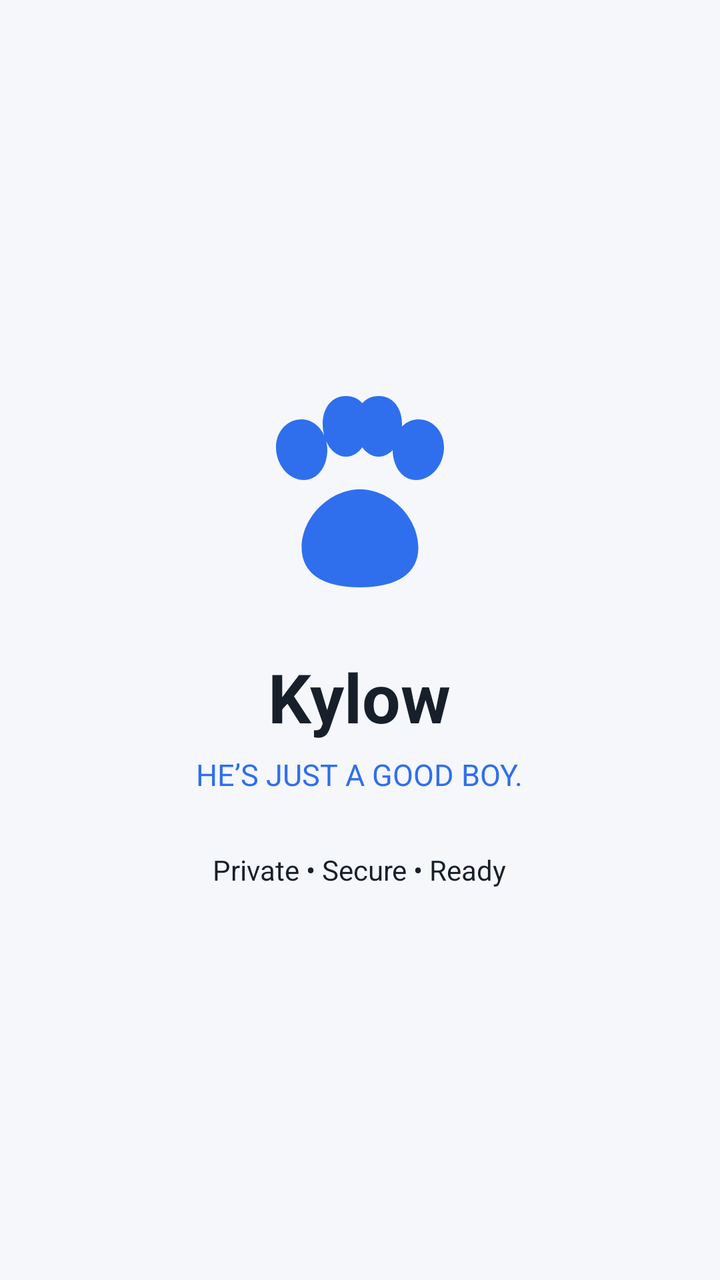
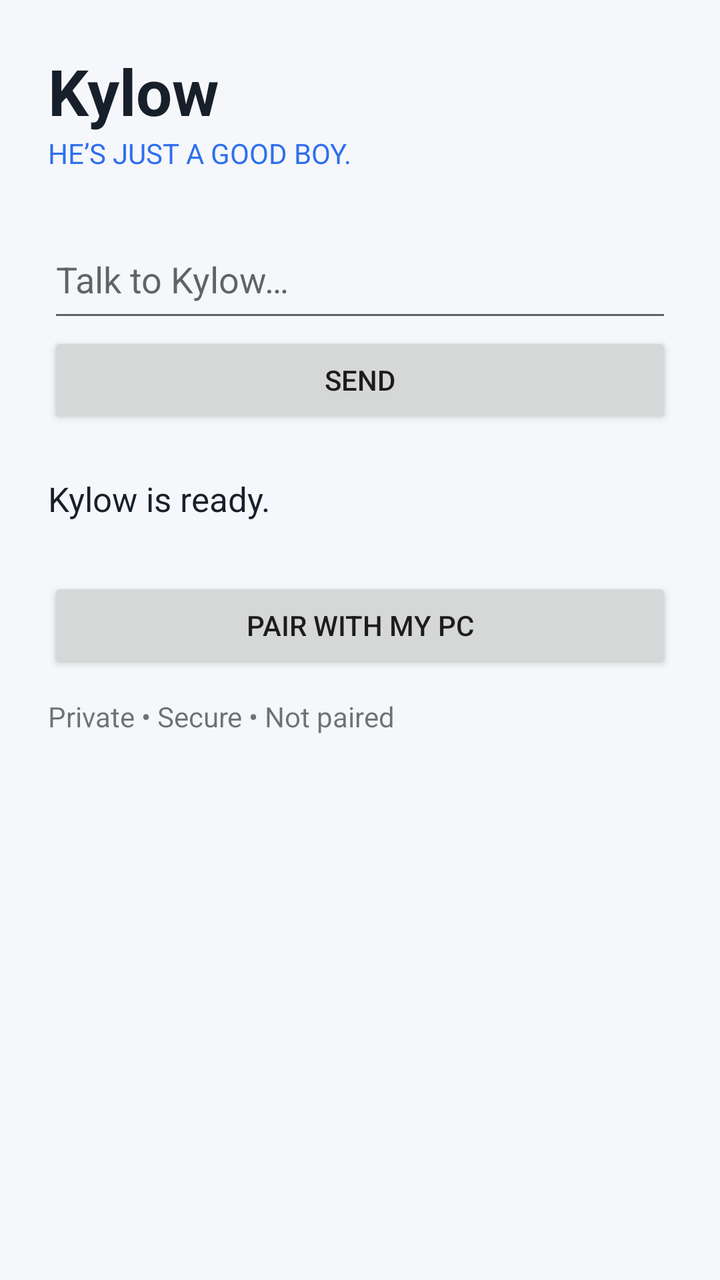

Screens rendered from an Android XML layout before and after an edit, with the pre-edit source and the edit as a unified diff.
<!-- AndroidManifest.xml: application theme Theme.Kylow -->
<!-- res/layout/activity_main.xml -->
<LinearLayout xmlns:android="http://schemas.android.com/apk/res/android" android:layout_width="match_parent" android:layout_height="match_parent" android:orientation="vertical" android:gravity="center" android:padding="32dp" android:background="@color/kylow_soft"><ImageView android:layout_width="112dp" android:layout_height="112dp" android:src="@drawable/kylow_paw" android:contentDescription="Kylow paw"/><TextView android:layout_width="wrap_content" android:layout_height="wrap_content" android:text="Kylow" android:textSize="34sp" android:textStyle="bold" android:textColor="@color/kylow_ink" android:layout_marginTop="18dp"/><TextView android:layout_width="wrap_content" android:layout_height="wrap_content" android:text="HE’S JUST A GOOD BOY." android:textSize="15sp" android:textColor="@color/kylow_blue" android:layout_marginTop="6dp"/><TextView android:id="@+id/status" android:layout_width="wrap_content" android:layout_height="wrap_content" android:text="Private • Secure • Ready" android:textSize="14sp" android:textColor="@color/kylow_ink" android:layout_marginTop="28dp"/></LinearLayout>
<!-- resources referenced by this layout -->
<resources>
  <color name="kylow_blue">#2F6FED</color>
  <color name="kylow_ink">#17202A</color>
  <color name="kylow_soft">#F5F7FA</color>
  <!-- drawable kylow_paw (drawable) -->
  <vector xmlns:android="http://schemas.android.com/apk/res/android" android:width="96dp" android:height="96dp" android:viewportWidth="96" android:viewportHeight="96"><path android:fillColor="#2F6FED" android:pathData="M48,42c-13,0 -25,12 -25,25c0,11 9,17 25,17s25,-6 25,-17c0,-13 -12,-25 -25,-25zM24,38c-7,0 -12,-7 -12,-14s5,-12 11,-12s11,6 11,13s-4,13 -10,13zM72,38c-6,0 -10,-6 -10,-13s5,-13 11,-13s11,5 11,12s-5,14 -12,14zM42,28c-6,0 -10,-7 -10,-14S36,2 42,2s10,5 10,12s-4,14 -10,14zM56,28c-6,0 -10,-7 -10,-14S50,2 56,2s10,5 10,12s-4,14 -10,14z"/></vector>
  <style name="Theme.Kylow" parent="Theme.AppCompat.DayNight.NoActionBar" />
</resources>

<!-- the commit's change to res/layout/activity_main.xml (unified diff, before → after) -->
@@ -1 +1 @@
-<LinearLayout xmlns:android="http://schemas.android.com/apk/res/android" android:layout_width="match_parent" android:layout_height="match_parent" android:orientation="vertical" android:gravity="center" android:padding="32dp" android:background="@color/kylow_soft"><ImageView android:layout_width="112dp" android:layout_height="112dp" android:src="@drawable/kylow_paw" android:contentDescription="Kylow paw"/><TextView android:layout_width="wrap_content" android:layout_height="wrap_content" android:text="Kylow" android:textSize="34sp" android:textStyle="bold" android:textColor="@color/kylow_ink" android:layout_marginTop="18dp"/><TextView android:layout_width="wrap_content" android:layout_height="wrap_content" android:text="HE’S JUST A GOOD BOY." android:textSize="15sp" android:textColor="@color/kylow_blue" android:layout_marginTop="6dp"/><TextView android:id="@+id/status" android:layout_width="wrap_content" android:layout_height="wrap_content" android:text="Private • Secure • Ready" android:textSize="14sp" android:textColor="@color/kylow_ink" android:layout_marginTop="28dp"/></LinearLayout>
+<LinearLayout xmlns:android="http://schemas.android.com/apk/res/android" android:layout_width="match_parent" android:layout_height="match_parent" android:orientation="vertical" android:padding="24dp" android:background="@color/kylow_soft"><TextView android:layout_width="wrap_content" android:layout_height="wrap_content" android:text="Kylow" android:textSize="32sp" android:textStyle="bold" android:textColor="@color/kylow_ink"/><TextView android:layout_width="wrap_content" android:layout_height="wrap_content" android:text="HE’S JUST A GOOD BOY." android:textColor="@color/kylow_blue" android:layout_marginBottom="24dp"/><EditText android:id="@+id/messageInput" android:layout_width="match_parent" android:layout_height="wrap_content" android:hint="Talk to Kylow…" android:minHeight="56dp"/><Button android:id="@+id/sendButton" android:layout_width="match_parent" android:layout_height="wrap_content" android:text="Send"/><TextView android:id="@+id/responseText" android:layout_width="match_parent" android:layout_height="wrap_content" android:text="Kylow is ready." android:textSize="17sp" android:textColor="@color/kylow_ink" android:paddingTop="24dp"/><Button android:id="@+id/pairButton" android:layout_width="match_parent" android:layout_height="wrap_content" android:text="Pair with my PC" android:layout_marginTop="28dp"/><TextView android:id="@+id/status" android:layout_width="match_parent" android:layout_height="wrap_content" android:text="Private • Secure • Not paired" android:paddingTop="12dp"/></LinearLayout>
<!-- resource entries referenced after the edit -->
@@ -3,8 +3,6 @@
   <color name="kylow_blue">#2F6FED</color>
   <color name="kylow_ink">#17202A</color>
   <color name="kylow_soft">#F5F7FA</color>
-  <!-- drawable kylow_paw (drawable) -->
-  <vector xmlns:android="http://schemas.android.com/apk/res/android" android:width="96dp" android:height="96dp" android:viewportWidth="96" android:viewportHeight="96"><path android:fillColor="#2F6FED" android:pathData="M48,42c-13,0 -25,12 -25,25c0,11 9,17 25,17s25,-6 25,-17c0,-13 -12,-25 -25,-25zM24,38c-7,0 -12,-7 -12,-14s5,-12 11,-12s11,6 11,13s-4,13 -10,13zM72,38c-6,0 -10,-6 -10,-13s5,-13 11,-13s11,5 11,12s-5,14 -12,14zM42,28c-6,0 -10,-7 -10,-14S36,2 42,2s10,5 10,12s-4,14 -10,14zM56,28c-6,0 -10,-7 -10,-14S50,2 56,2s10,5 10,12s-4,14 -10,14z"/></vector>
   <style name="Theme.Kylow" parent="Theme.AppCompat.DayNight.NoActionBar" />
 </resources>
 
